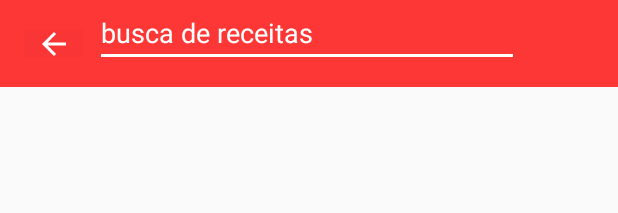
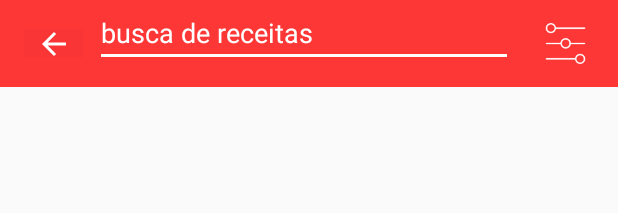
Before and after one commit to imateus/prato_raso, an Android app: the layout searchable.xml on its own in the app's theme, with its tools: preview values and no code run, on a phone screen of 412 x 824 dp. Shown: the top 213 px of the screen. Run offline under Robolectric (Android 15) with nearby library versions, the phone set to English and light mode, and no system bars.

Commit message:
Ajustes tela de consulta

```diff
--- a/Prato Raso Project/app/src/main/java/com/example/hgjunior/pratorasoproject/SearchRecipeActivity.java
+++ b/Prato Raso Project/app/src/main/java/com/example/hgjunior/pratorasoproject/SearchRecipeActivity.java
@@ -6,9 +6,11 @@ import android.app.Dialog;
 import android.content.Context;
 import android.content.DialogInterface;
 import android.content.Intent;
+import android.graphics.Color;
 import android.net.ConnectivityManager;
 import android.support.design.widget.FloatingActionButton;
 import android.support.design.widget.NavigationView;
+import android.support.v4.content.ContextCompat;
 import android.support.v4.widget.DrawerLayout;
 import android.support.v7.app.ActionBarDrawerToggle;
 import android.support.v7.app.AppCompatActivity;
@@ -30,6 +32,7 @@ import com.example.hgjunior.pratorasoproject.adapters.RecipeAdapter;
 import com.example.hgjunior.pratorasoproject.connections.ConnectionFirebase;
 import com.example.hgjunior.pratorasoproject.connections.ConnectionPreferences;
 import com.example.hgjunior.pratorasoproject.models.Recipe;
+import com.example.hgjunior.pratorasoproject.utils.Utils;
 import com.google.firebase.database.DataSnapshot;
 import com.google.firebase.database.DatabaseError;
 import com.google.firebase.database.DatabaseReference;
@@ -55,6 +58,7 @@ public class SearchRecipeActivity extends AppCompatActivity implements TextView.
     protected void onCreate(Bundle savedInstanceState) {
         super.onCreate(savedInstanceState);
         setContentView(R.layout.activity_search_recipe);
+        Utils.darkenStatusBar(this, 0x7f06002c);
 
         EditText editText = (EditText) findViewById(R.id.editTextSearch);
         editText.setOnEditorActionListener(this);
--- a/Prato Raso Project/app/src/main/res/layout/searchable.xml
+++ b/Prato Raso Project/app/src/main/res/layout/searchable.xml
@@ -24,7 +24,8 @@
         android:layout_width="0dp"
         android:layout_height="0dp"
         android:layout_marginBottom="13dp"
-        android:layout_marginEnd="66dp"
+        android:layout_marginEnd="16dp"
+        android:layout_marginStart="63dp"
         android:ems="10"
         android:hint="busca de receitas"
         android:imeOptions="actionSearch"
@@ -33,7 +34,9 @@
         android:theme="@style/EditTextSearchStyle"
         app:layout_constraintBottom_toBottomOf="@+id/toolbar3"
         app:layout_constraintEnd_toEndOf="parent"
+        app:layout_constraintEnd_toStartOf="@+id/imageView"
         app:layout_constraintStart_toEndOf="@+id/imageButton"
+        app:layout_constraintStart_toStartOf="parent"
         app:layout_constraintTop_toTopOf="parent" />
 
     <ImageButton
@@ -53,5 +56,19 @@
         app:layout_constraintTop_toTopOf="@+id/editTextSearch"
         app:srcCompat="?attr/actionModeCloseDrawable" />
 
+    <ImageView
+        android:id="@+id/imageView"
+        android:layout_width="38dp"
+        android:layout_height="27dp"
+        android:layout_marginBottom="13dp"
+        android:layout_marginEnd="16dp"
+        android:layout_marginTop="8dp"
+        app:layout_constraintBottom_toBottomOf="@+id/toolbar3"
+        app:layout_constraintEnd_toEndOf="parent"
+        app:layout_constraintStart_toEndOf="@+id/editTextSearch"
+        app:layout_constraintTop_toTopOf="parent"
+        app:layout_constraintVertical_bias="0.8"
+        app:srcCompat="@mipmap/ic_controls" />
+
 
 </android.support.constraint.ConstraintLayout>
```
Also changed, not shown: Prato Raso Project/app/src/main/java/com/example/hgjunior/pratorasoproject/utils/Utils.java (added, +29 -0 lines), Prato Raso Project/app/src/main/res/mipmap-hdpi/ic_controls.png (added).
